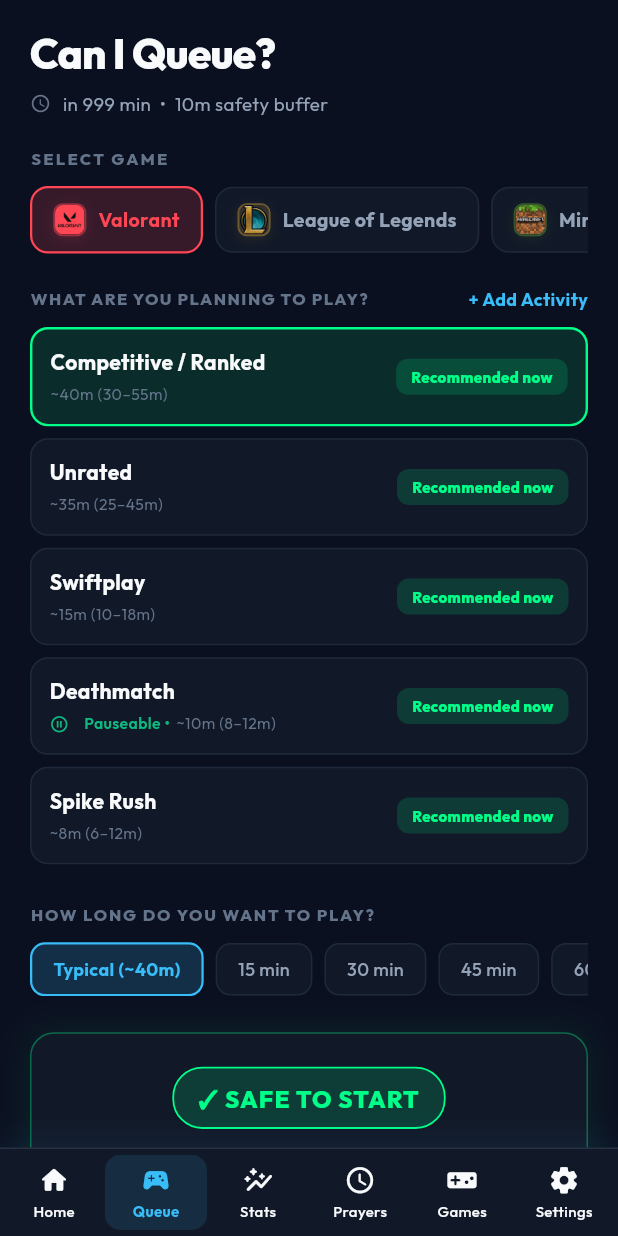
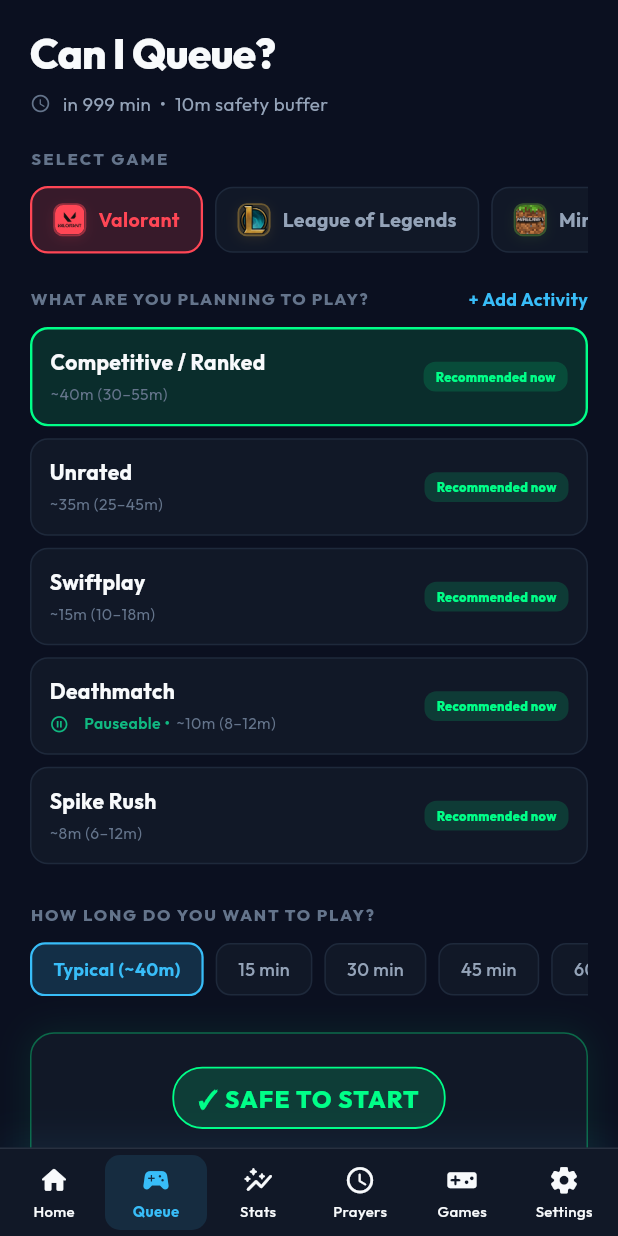
Before and after one commit to TryOmar/pray-then-play, a Flutter app: the QueueCheckScreen screen opened by its route, on a phone screen of 412 x 824 dp. Run offline on Flutter 3.47's test engine with Material 3 defaults, Android fonts, the phone set to English and light mode, and no system bars; our stand-ins replace adhan, flutter_local_notifications, flutter_riverpod, flutter_svg, geocoding, geolocator and 3 more; accounts and stored records are empty.

Commit message:
fix(ui): resolve render flex overflows in habit badges and queue activity list on narrow screens

```diff
--- a/lib/features/queue_check/screens/queue_check_screen.dart
+++ b/lib/features/queue_check/screens/queue_check_screen.dart
@@ -355,27 +355,25 @@
                                         crossAxisAlignment:
                                             CrossAxisAlignment.start,
                                         children: [
-                                          Row(
+                                          Wrap(
+                                            crossAxisAlignment:
+                                                WrapCrossAlignment.center,
+                                            spacing: 6,
+                                            runSpacing: 2,
                                             children: [
-                                              Flexible(
-                                                child: Text(
+                                              Text(
                                                 activity.name,
-                                                  maxLines: 1,
-                                                  overflow:
-                                                      TextOverflow.ellipsis,
                                                 style: const TextStyle(
                                                   fontWeight: FontWeight.w700,
                                                   fontSize: 14,
                                                 ),
                                               ),
-                                              ),
-                                              if (activity.isCustom) ...[
-                                                const SizedBox(width: 6),
+                                              if (activity.isCustom)
                                                 Container(
                                                   padding: const EdgeInsets
                                                       .symmetric(
-                                                      horizontal: 6,
-                                                      vertical: 2),
+                                                      horizontal: 5,
+                                                      vertical: 1.5),
                                                   decoration: BoxDecoration(
                                                     color: AppColors.primaryCyan
                                                         .withValues(alpha: 0.2),
@@ -386,7 +384,7 @@
                                                   child: const Text(
                                                     'Custom',
                                                     style: TextStyle(
-                                                      fontSize: 9,
+                                                      fontSize: 8.5,
                                                       fontWeight:
                                                           FontWeight.w700,
                                                       color:
@@ -394,7 +392,6 @@
                                                     ),
                                                   ),
                                                 ),
-                                              ],
                                             ],
                                           ),
                                           const SizedBox(height: 4),
@@ -435,20 +432,28 @@
                                         ],
                                       ),
                                     ),
+                                    const SizedBox(width: 6),
                                     Container(
                                       padding: const EdgeInsets.symmetric(
-                                          horizontal: 10, vertical: 5),
+                                          horizontal: 8, vertical: 4),
                                       decoration: BoxDecoration(
                                         color:
                                             risk.color.withValues(alpha: 0.15),
                                         borderRadius: BorderRadius.circular(8),
                                       ),
+                                      child: ConstrainedBox(
+                                        constraints: const BoxConstraints(
+                                            maxWidth: 80),
+                                        child: FittedBox(
+                                          fit: BoxFit.scaleDown,
                                           child: Text(
                                             RiskCalculator.getRiskLabel(risk),
                                             style: TextStyle(
                                               fontSize: 10,
                                               fontWeight: FontWeight.w800,
                                               color: risk.color,
+                                            ),
+                                          ),
                                         ),
                                       ),
                                     ),
```
Also changed, not shown: lib/features/heatmap/screens/prayer_consistency_screen.dart (+65 -32 lines), 1 other file. Lines whose indentation alone changed are shown as unchanged.
